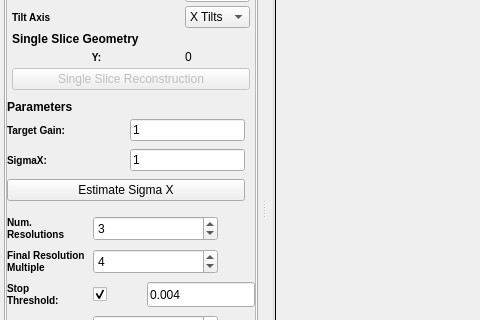
Above: Code/Applications/TomoGui/UI_Files/TomoGui.ui from OpenMBIR/OpenMBIR-TEM before the change; both pictures show x 0 to 480 and y 257 to 577 of the 1163 by 933 pixel window. Below: the same form after it.
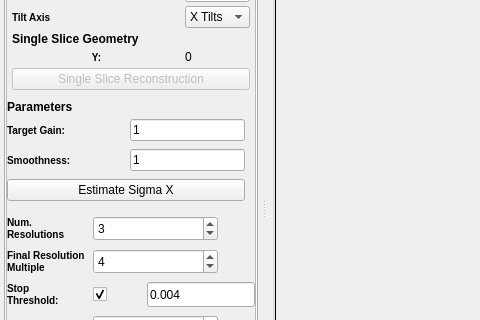
That is the form after the change. Icons and pictures are not drawn. Custom widgets are drawn as their Qt base class.

Commit message: Changing the name of sigmax to diffuseness and a slight change in the sigmaX estimation formula

Patch:
```diff
--- a/Code/Applications/TomoGui/UI_Files/TomoGui.ui
+++ b/Code/Applications/TomoGui/UI_Files/TomoGui.ui
@@ -1810,7 +1810,7 @@
 }</string>
                    </property>
                    <property name="text">
-                    <string>SigmaX:</string>
+                    <string>Smoothness:</string>
                    </property>
                   </widget>
                  </item>
```
The commit also changes 1 other file.
